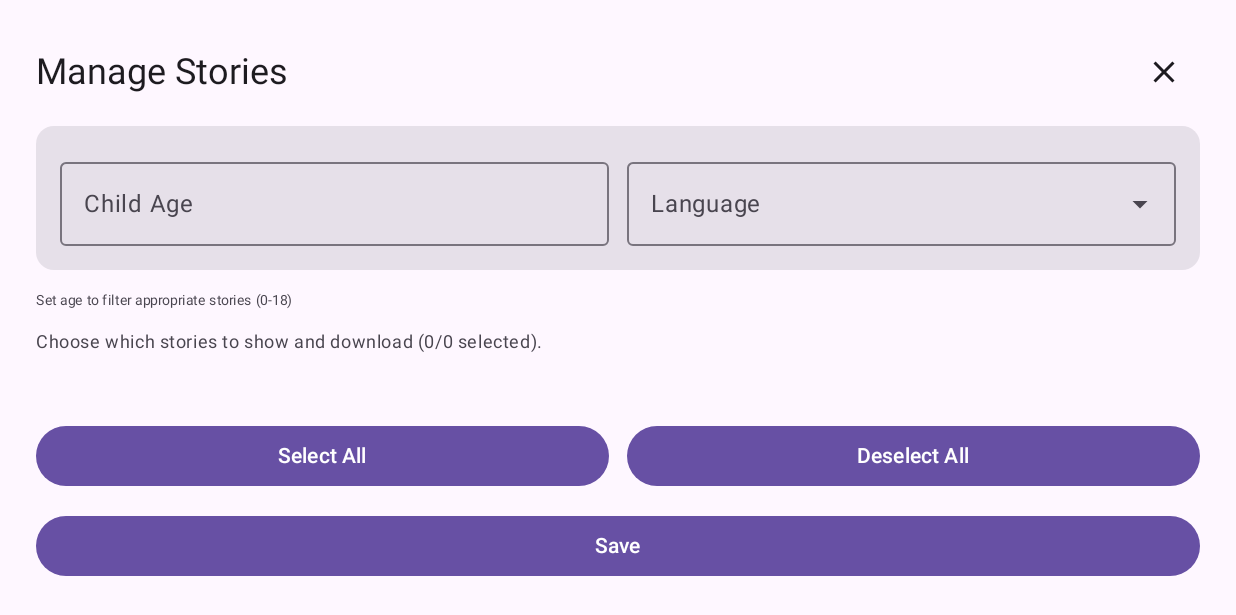
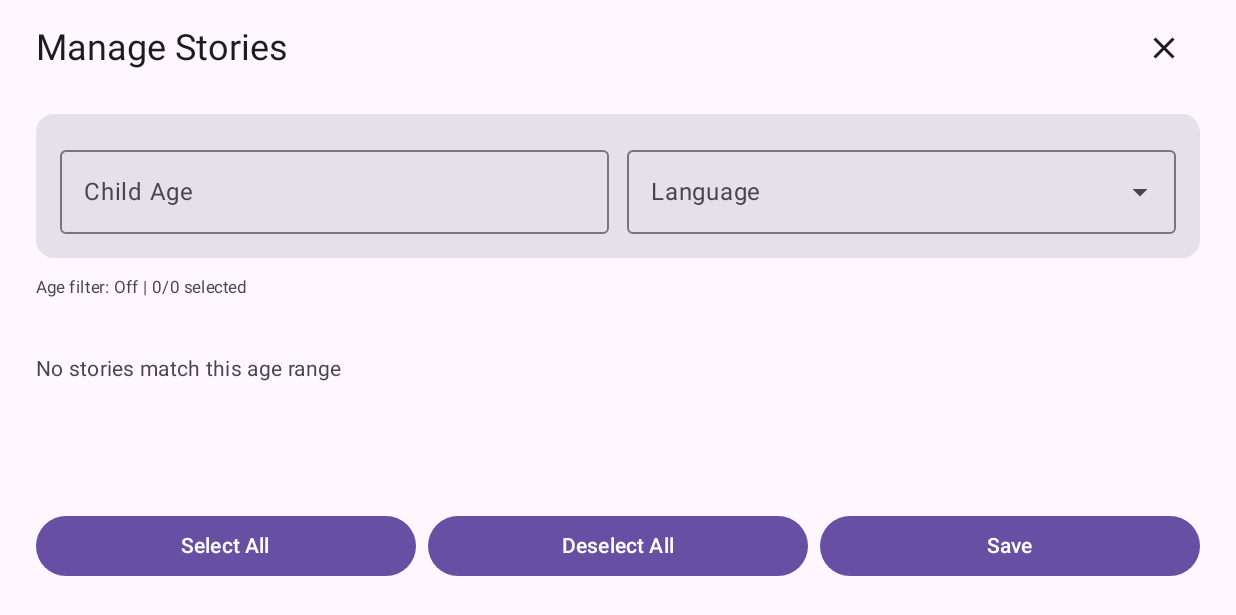
Before and after one commit to gougoul88/Aroli, an Android app built with Jetpack Compose: the composable ManageStoriesScreen called with empty values, on a phone screen of 824 x 412 dp (held sideways). Shown: the top 615 px of the screen. Run offline under Robolectric (Android 15) with nearby library versions, the light colour scheme and no system bars; pictures from the network do not load.

Commit message:
Fix stories

```diff
--- a/app/src/main/java/com/aroli/storybox/ui/ManageStoriesScreen.kt
+++ b/app/src/main/java/com/aroli/storybox/ui/ManageStoriesScreen.kt
@@ -7,8 +7,12 @@ import androidx.compose.foundation.layout.Row
 import androidx.compose.foundation.layout.fillMaxSize
 import androidx.compose.foundation.layout.fillMaxWidth
 import androidx.compose.foundation.layout.padding
+import androidx.compose.foundation.layout.Spacer
+import androidx.compose.foundation.layout.height
 import androidx.compose.foundation.lazy.LazyColumn
 import androidx.compose.foundation.lazy.items
+import androidx.compose.foundation.rememberScrollState
+import androidx.compose.foundation.verticalScroll
 import androidx.compose.material.icons.Icons
 import androidx.compose.material.icons.filled.Close
 import androidx.compose.material3.Button
@@ -79,14 +83,13 @@ fun ManageStoriesScreen(
     }
 
     Column(
+        modifier = Modifier.fillMaxSize(),
+    ) {
+        // Header with close button (fixed at top)
+        Row(
             modifier = Modifier
-            .fillMaxSize()
-            .padding(24.dp),
-        verticalArrangement = Arrangement.spacedBy(12.dp),
-    ) {
-        // Header
-        Row(
-            modifier = Modifier.fillMaxWidth(),
+                .fillMaxWidth()
+                .padding(horizontal = 24.dp, vertical = 8.dp),
             horizontalArrangement = Arrangement.SpaceBetween,
             verticalAlignment = Alignment.CenterVertically,
         ) {
@@ -96,8 +99,16 @@ fun ManageStoriesScreen(
             }
         }
 
-        // Age and Language filters Card - side by side
-        Card(modifier = Modifier.fillMaxWidth()) {
+        // Scrollable content area
+        Column(
+            modifier = Modifier
+                .weight(1f)
+                .fillMaxWidth()
+                .verticalScroll(androidx.compose.foundation.rememberScrollState())
+                .padding(horizontal = 24.dp),
+        ) {
+            // Age and Language filters Card
+            Card(modifier = Modifier.fillMaxWidth().padding(top = 12.dp)) {
                 Row(
                     modifier = Modifier
                         .fillMaxWidth()
@@ -152,44 +163,40 @@ fun ManageStoriesScreen(
                     }
                 }
             }
+
+            // Info text
             Text(
-            "Set age to filter appropriate stories (0-18)",
+                "Age filter: ${if (childAge == 0) "Off" else "$childAge years"} | ${ageFilteredCatalog.filter { it.id in selectedIds }.size}/${ageFilteredCatalog.size} selected",
                 style = MaterialTheme.typography.bodySmall,
-            fontSize = 9.sp,
+                fontSize = 11.sp,
                 color = MaterialTheme.colorScheme.onSurfaceVariant,
+                modifier = Modifier.padding(vertical = 12.dp),
             )
 
-        Text(
-            "Choose which stories to show and download (${ageFilteredCatalog.filter { it.id in selectedIds }.size}/${ageFilteredCatalog.size} selected).",
-            style = MaterialTheme.typography.bodySmall,
-            color = MaterialTheme.colorScheme.onSurfaceVariant,
-        )
-
-        // Stories list - scrollable content
+            // Stories list - simple list (not LazyColumn, so scroll state is managed by parent Column)
             if (isLoading) {
-            Box(modifier = Modifier
+                Box(
+                    modifier = Modifier
                         .fillMaxWidth()
-                .weight(1f), contentAlignment = Alignment.Center) {
+                        .padding(vertical = 24.dp),
+                    contentAlignment = Alignment.Center,
+                ) {
                     CircularProgressIndicator()
                 }
+            } else if (ageFilteredCatalog.isEmpty()) {
+                Text(
+                    "No stories match this age range",
+                    style = MaterialTheme.typography.bodyMedium,
+                    color = MaterialTheme.colorScheme.onSurfaceVariant,
+                    modifier = Modifier.padding(vertical = 24.dp),
+                )
             } else {
-            val grouped = ageFilteredCatalog.groupBy { it.folder ?: "" }.toSortedMap()
-            LazyColumn(modifier = Modifier
-                .weight(1f)
-                .fillMaxWidth()) {
-                grouped.forEach { (folderPath, stories) ->
-                    item(key = "header_$folderPath") {
-                        Text(
-                            text = folderPath.ifEmpty { "General" },
-                            style = MaterialTheme.typography.titleMedium,
-                            modifier = Modifier.padding(top = 12.dp, bottom = 4.dp),
-                        )
-                    }
-                    items(stories, key = { it.id }) { story ->
+                // Simple list of stories with checkboxes
+                ageFilteredCatalog.forEach { story ->
                     Row(
                         modifier = Modifier
                             .fillMaxWidth()
-                                .padding(vertical = 4.dp),
+                            .padding(vertical = 8.dp),
                         verticalAlignment = Alignment.CenterVertically,
                     ) {
                         Checkbox(
@@ -197,9 +204,14 @@ fun ManageStoriesScreen(
                             onCheckedChange = { checked ->
                                 selectedIds = if (checked) selectedIds + story.id else selectedIds - story.id
                             },
+                            modifier = Modifier.padding(end = 12.dp),
                         )
                         Column(modifier = Modifier.weight(1f)) {
-                                Text(story.title, style = MaterialTheme.typography.bodyMedium)
+                            Text(
+                                story.title,
+                                style = MaterialTheme.typography.bodyMedium,
+                                color = MaterialTheme.colorScheme.onSurface,
+                            )
                             val ageRange = when {
                                 story.ageMin != null && story.ageMax != null -> "Ages ${story.ageMin}-${story.ageMax}"
                                 story.ageMin != null -> "Ages ${story.ageMin}+"
@@ -208,23 +220,26 @@ fun ManageStoriesScreen(
                             }
                             Text(
                                 ageRange,
-                                    style = MaterialTheme.typography.bodySmall,
-                                    fontSize = 11.sp,
+                                style = MaterialTheme.typography.labelSmall,
+                                fontSize = 10.sp,
                                 color = MaterialTheme.colorScheme.onSurfaceVariant,
                             )
                         }
                     }
                 }
             }
-            }
+
+            // Spacer before buttons
+            Spacer(modifier = Modifier.height(12.dp))
         }
 
-        // Action buttons - fixed at bottom
+        // Fixed buttons at bottom - all in one line
         Row(
             modifier = Modifier
                 .fillMaxWidth()
-                .padding(top = 12.dp),
-            horizontalArrangement = Arrangement.spacedBy(12.dp),
+                .padding(24.dp)
+                .padding(top = 0.dp),
+            horizontalArrangement = Arrangement.spacedBy(8.dp),
         ) {
             Button(
                 onClick = { selectedIds = ageFilteredCatalog.map { it.id }.toSet() },
@@ -238,13 +253,12 @@ fun ManageStoriesScreen(
             ) {
                 Text("Deselect All")
             }
-        }
-
             Button(
                 onClick = { onSave(selectedIds) },
-            modifier = Modifier.fillMaxWidth(),
+                modifier = Modifier.weight(1f),
             ) {
                 Text("Save")
             }
         }
     }
+}
```
Lines whose indentation alone changed are shown as unchanged.
